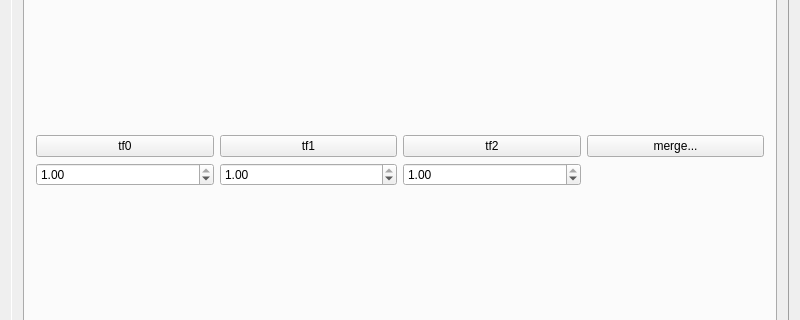
Above: QtCuda/mainwindow.ui from luosz/cuda-visibility before the change; both pictures show x 0 to 800 and y 459 to 779 of the 800 by 1080 pixel window. Below: the same form after it.
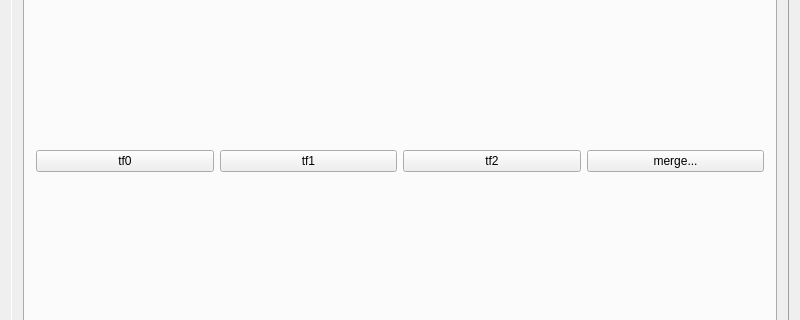
That is the form after the change. The open tabs and pages were chosen to show the change.

```diff
--- a/QtCuda/mainwindow.ui
+++ b/QtCuda/mainwindow.ui
@@ -319,45 +319,6 @@
                </property>
               </widget>
              </item>
-             <item row="1" column="0">
-              <widget class="QDoubleSpinBox" name="doubleSpinBox">
-               <property name="maximum">
-                <double>1.000000000000000</double>
-               </property>
-               <property name="singleStep">
-                <double>0.100000000000000</double>
-               </property>
-               <property name="value">
-                <double>1.000000000000000</double>
-               </property>
-              </widget>
-             </item>
-             <item row="1" column="1">
-              <widget class="QDoubleSpinBox" name="doubleSpinBox_2">
-               <property name="maximum">
-                <double>1.000000000000000</double>
-               </property>
-               <property name="singleStep">
-                <double>0.100000000000000</double>
-               </property>
-               <property name="value">
-                <double>1.000000000000000</double>
-               </property>
-              </widget>
-             </item>
-             <item row="1" column="2">
-              <widget class="QDoubleSpinBox" name="doubleSpinBox_3">
-               <property name="maximum">
-                <double>1.000000000000000</double>
-               </property>
-               <property name="singleStep">
-                <double>0.100000000000000</double>
-               </property>
-               <property name="value">
-                <double>1.000000000000000</double>
-               </property>
-              </widget>
-             </item>
             </layout>
            </item>
           </layout>
```
Left out of the diff: 14 changed lines with no effect on the pictures.
